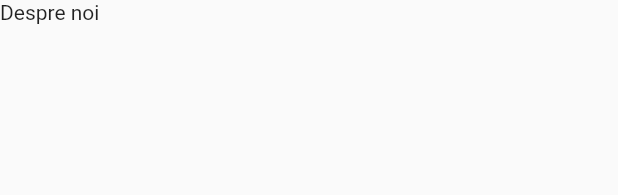
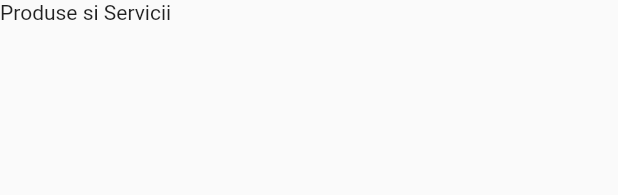
Before and after one commit to dacian73/flutter_web_project, a Flutter app: the ProduseServicii widget shown alone on an empty page, opened directly, on a phone screen of 412 x 824 dp. Shown: the top 195 px of the screen. Run offline on Flutter 3.47's test engine with Material 2 defaults, Android fonts, the light colour scheme and no system bars; our stand-ins replace flutter_svg, get, google_fonts; missing offline and left inert: dart:html.

```diff
--- a/lib/despre_noi/despre_noi.dart
+++ b/lib/despre_noi/despre_noi.dart
@@ -17,7 +17,7 @@ class DespreNoi extends StatelessWidget {
       children: [
         Expanded(
           flex: 2,
-          child: Container(child: Text('Produse si Servicii')),
+          child: Container(child: Text('Despre Noi')),
         ),
         if (!Responsive.isMobile(context))
           SizedBox(
--- a/lib/produse_servicii/produse_servicii.dart
+++ b/lib/produse_servicii/produse_servicii.dart
@@ -17,7 +17,7 @@ class ProduseServicii extends StatelessWidget {
       children: [
         Expanded(
           flex: 2,
-          child: Container(child: Text('Despre noi')),
+          child: Container(child: Text('Produse si Servicii')),
         ),
         if (!Responsive.isMobile(context))
           SizedBox(
```
